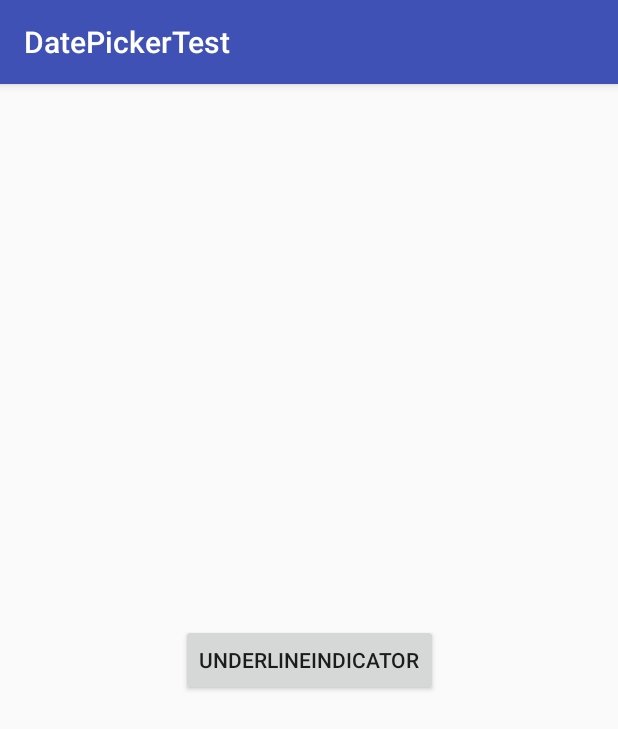
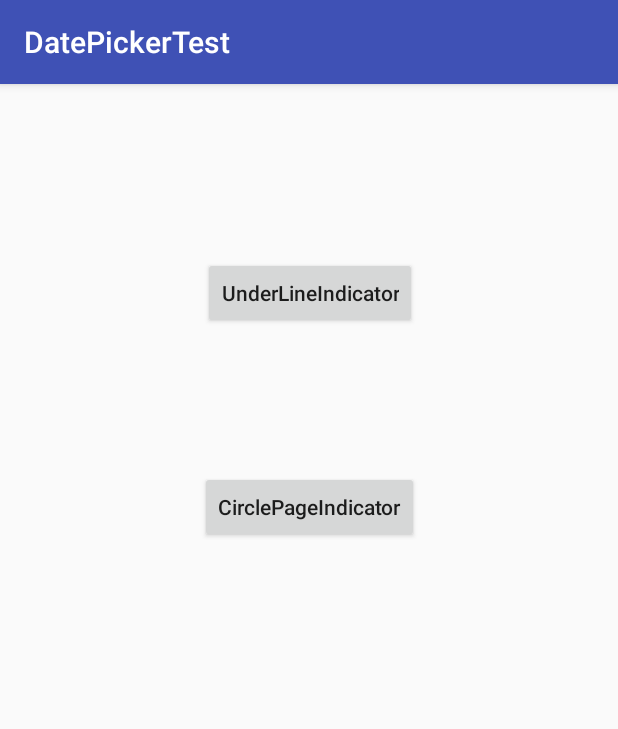
Before and after one commit to jituijiaqiezi/CustomViewTest, an Android app: the screen it shows after launch (IndicatorChooseActivity), on a phone screen of 412 x 824 dp. Shown: the top 729 px of the screen. Run offline under Robolectric (Android 15) with nearby library versions, the phone set to English and light mode, and no system bars.

Commit message:
circleindicator

```diff
--- a/app/src/main/java/custom/indicator/UnderlinePageIndicator.java
+++ b/app/src/main/java/custom/indicator/UnderlinePageIndicator.java
@@ -95,8 +95,8 @@ public class UnderlinePageIndicator extends View implements PageIndicator {
         //Retrieve styles attributes
         TypedArray a = context.obtainStyledAttributes(attrs, R.styleable.UnderlinePageIndicator, defStyle, 0);
 
-        //setFades(a.getBoolean(R.styleable.UnderlinePageIndicator_fades, defaultFades));
-        setFades(false);
+        setFades(a.getBoolean(R.styleable.UnderlinePageIndicator_fades, defaultFades));
+
         setSelectedColor(a.getColor(R.styleable.UnderlinePageIndicator_selectedColor, defaultSelectedColor));
         setFadeDelay(a.getInteger(R.styleable.UnderlinePageIndicator_fadeDelay, defaultFadeDelay));
         setFadeLength(a.getInteger(R.styleable.UnderlinePageIndicator_fadeLength, defaultFadeLength));
--- a/app/src/main/res/layout/activity_indicator.xml
+++ b/app/src/main/res/layout/activity_indicator.xml
@@ -7,17 +7,37 @@
     tools:context="custom.indicator.IndicatorChooseActivity">
 
     <Button
-        android:onClick="click"
-        android:id="@+id/button5"
+        android:id="@+id/btn_underline"
         android:layout_width="wrap_content"
         android:layout_height="wrap_content"
         android:layout_marginBottom="8dp"
         android:layout_marginLeft="8dp"
         android:layout_marginRight="8dp"
         android:layout_marginTop="8dp"
+        android:onClick="click"
         android:text="UnderLineIndicator"
+        android:textAllCaps="false"
+        app:layout_constraintBottom_toBottomOf="parent"
+        app:layout_constraintHorizontal_bias="0.502"
+        app:layout_constraintLeft_toLeftOf="parent"
+        app:layout_constraintRight_toRightOf="parent"
+        app:layout_constraintTop_toTopOf="parent"
+        app:layout_constraintVertical_bias="0.152" />
+
+    <Button
+        android:id="@+id/btn_circle"
+        android:layout_width="wrap_content"
+        android:layout_height="wrap_content"
+        android:layout_marginBottom="8dp"
+        android:layout_marginLeft="8dp"
+        android:layout_marginRight="8dp"
+        android:layout_marginTop="8dp"
+        android:onClick="click"
+        android:text="CirclePageIndicator"
+        android:textAllCaps="false"
         app:layout_constraintBottom_toBottomOf="parent"
         app:layout_constraintLeft_toLeftOf="parent"
         app:layout_constraintRight_toRightOf="parent"
-        app:layout_constraintTop_toTopOf="parent" />
+        app:layout_constraintTop_toBottomOf="@+id/btn_underline"
+        app:layout_constraintVertical_bias="0.16" />
 </android.support.constraint.ConstraintLayout>
--- a/app/src/main/res/layout/simple_lines.xml
+++ b/app/src/main/res/layout/simple_lines.xml
@@ -28,7 +28,7 @@
         />
     <custom.indicator.LinePageIndicator
         android:id="@+id/indicator"
-        android:padding="5dip"
+        android:padding="5dp"
         android:layout_height="wrap_content"
         android:layout_width="fill_parent"
         />
```
Also changed, not shown: app/src/main/AndroidManifest.xml (+16 -8 lines), app/src/main/java/custom/indicator/CirclePageIndicator.java (+35 -55 lines), app/src/main/java/custom/indicator/IndicatorChooseActivity.java (+15 -2 lines), app/src/main/java/custom/indicator/IndicatorListActivity.java (+37 -17 lines), app/src/main/res/layout/themed_circles.xml (+11 -14 lines).
